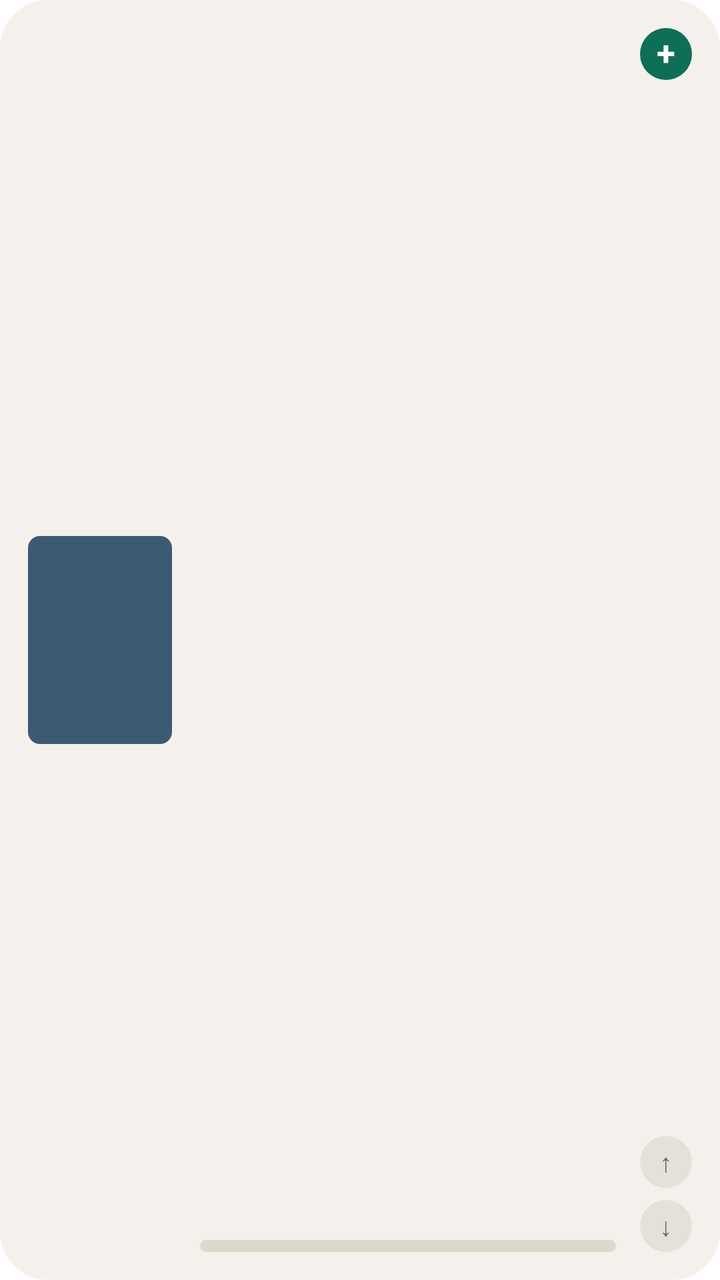
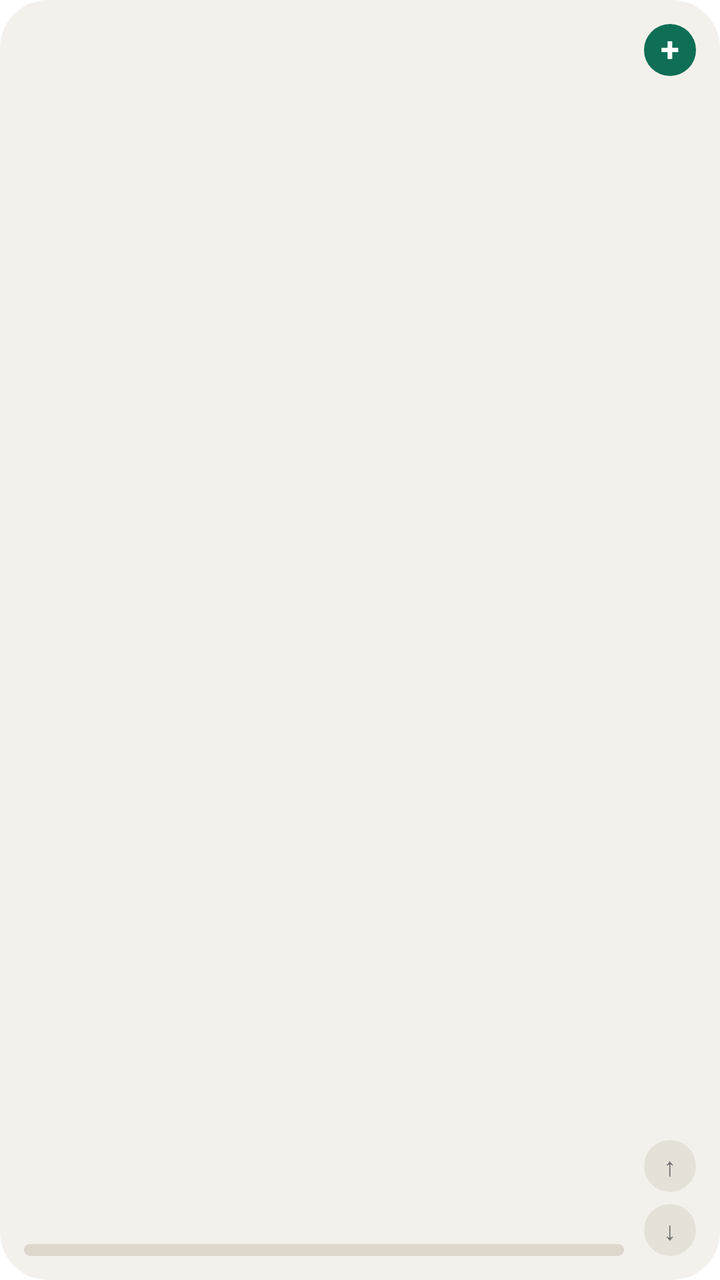

Screens rendered from an Android XML layout before and after an edit, with the pre-edit source and the edit as a unified diff.
<!-- AndroidManifest.xml: fallback theme Theme.MaterialComponents.DayNight.NoActionBar -->
<!-- res/layout/ww_widget_medium.xml -->
<?xml version="1.0" encoding="utf-8"?>
<LinearLayout xmlns:android="http://schemas.android.com/apk/res/android"
    android:id="@+id/ww_root"
    android:layout_width="match_parent"
    android:layout_height="match_parent"
    android:background="@drawable/ww_widget_bg"
    android:gravity="center_vertical"
    android:orientation="horizontal"
    android:padding="14dp">

    <FrameLayout
        android:id="@+id/ww_cover_box"
        android:layout_width="72dp"
        android:layout_height="104dp"
        android:background="@drawable/ww_cover_bg">

        <ImageView
            android:id="@+id/ww_cover_image"
            android:layout_width="match_parent"
            android:layout_height="match_parent"
            android:scaleType="fitXY"
            android:visibility="gone" />

        <TextView
            android:id="@+id/ww_cover_title"
            android:layout_width="match_parent"
            android:layout_height="match_parent"
            android:ellipsize="end"
            android:maxLines="5"
            android:padding="6dp"
            android:textColor="#FFFFFF"
            android:textSize="9sp"
            android:textStyle="bold" />
    </FrameLayout>

    <LinearLayout
        android:layout_width="0dp"
        android:layout_height="match_parent"
        android:layout_marginStart="14dp"
        android:layout_marginEnd="12dp"
        android:layout_weight="1"
        android:orientation="vertical">

        <TextView
            android:id="@+id/ww_title"
            android:layout_width="match_parent"
            android:layout_height="wrap_content"
            android:ellipsize="end"
            android:maxLines="2"
            android:textColor="@color/ww_on_surface"
            android:textSize="15sp"
            android:textStyle="bold" />

        <TextView
            android:id="@+id/ww_author"
            android:layout_width="match_parent"
            android:layout_height="wrap_content"
            android:layout_marginTop="2dp"
            android:ellipsize="end"
            android:maxLines="1"
            android:textColor="@color/ww_muted"
            android:textSize="11sp" />

        <FrameLayout
            android:layout_width="match_parent"
            android:layout_height="0dp"
            android:layout_weight="1" />

        <RelativeLayout
            android:layout_width="match_parent"
            android:layout_height="wrap_content">

            <TextView
                android:id="@+id/ww_stat_left"
                android:layout_width="wrap_content"
                android:layout_height="wrap_content"
                android:layout_alignParentStart="true"
                android:maxLines="1"
                android:textColor="@color/ww_muted"
                android:textSize="11sp" />

            <TextView
                android:id="@+id/ww_stat_right"
                android:layout_width="wrap_content"
                android:layout_height="wrap_content"
                android:layout_alignParentEnd="true"
                android:fontFamily="sans-serif-medium"
                android:maxLines="1"
                android:textColor="@color/ww_on_surface"
                android:textSize="11sp" />
        </RelativeLayout>

        <ProgressBar
            android:id="@+id/ww_progress"
            style="?android:attr/progressBarStyleHorizontal"
            android:layout_width="match_parent"
            android:layout_height="6dp"
            android:layout_marginTop="6dp"
            android:indeterminate="false"
            android:max="1000"
            android:maxHeight="6dp"
            android:minHeight="6dp"
            android:progress="0"
            android:progressDrawable="@drawable/ww_progress" />
    </LinearLayout>

    <LinearLayout
        android:layout_width="26dp"
        android:layout_height="match_parent"
        android:orientation="vertical">

        <TextView
            android:id="@+id/ww_btn_add"
            android:layout_width="26dp"
            android:layout_height="26dp"
            android:background="@drawable/ww_btn_primary"
            android:contentDescription="Add a book"
            android:gravity="center"
            android:includeFontPadding="false"
            android:text="+"
            android:textColor="@color/ww_on_primary"
            android:textSize="17sp"
            android:textStyle="bold" />

        <FrameLayout
            android:layout_width="match_parent"
            android:layout_height="0dp"
            android:layout_weight="1" />

        <TextView
            android:id="@+id/ww_btn_prev"
            android:layout_width="26dp"
            android:layout_height="26dp"
            android:background="@drawable/ww_btn_neutral"
            android:contentDescription="Previous book"
            android:gravity="center"
            android:includeFontPadding="false"
            android:text="&#8593;"
            android:textColor="@color/ww_muted"
            android:textSize="13sp" />

        <TextView
            android:id="@+id/ww_btn_next"
            android:layout_width="26dp"
            android:layout_height="26dp"
            android:layout_marginTop="6dp"
            android:background="@drawable/ww_btn_neutral"
            android:contentDescription="Next book"
            android:gravity="center"
            android:includeFontPadding="false"
            android:text="&#8595;"
            android:textColor="@color/ww_muted"
            android:textSize="13sp" />
    </LinearLayout>
</LinearLayout>
<!-- resources referenced by this layout -->
<resources>
  <color name="ww_muted">#6B6B6B</color>
  <color name="ww_on_primary">#FFFFFF</color>
  <color name="ww_on_surface">#1A1A1A</color>
  <!-- drawable ww_btn_neutral (drawable) -->
  <?xml version="1.0" encoding="utf-8"?>
  <shape xmlns:android="http://schemas.android.com/apk/res/android"
      android:shape="oval">
      <solid android:color="@color/ww_btn" />
  </shape>
  <!-- drawable ww_btn_primary (drawable) -->
  <?xml version="1.0" encoding="utf-8"?>
  <shape xmlns:android="http://schemas.android.com/apk/res/android"
      android:shape="oval">
      <solid android:color="@color/ww_primary" />
  </shape>
  <!-- drawable ww_cover_bg (drawable) -->
  <?xml version="1.0" encoding="utf-8"?>
  <shape xmlns:android="http://schemas.android.com/apk/res/android"
      android:shape="rectangle">
      <solid android:color="@color/ww_cover" />
      <corners android:radius="6dp" />
  </shape>
  <!-- drawable ww_progress (drawable) -->
  <?xml version="1.0" encoding="utf-8"?>
  <layer-list xmlns:android="http://schemas.android.com/apk/res/android">
      <item android:id="@android:id/background">
          <shape android:shape="rectangle">
              <solid android:color="@color/ww_track" />
              <corners android:radius="4dp" />
          </shape>
      </item>
      <item android:id="@android:id/progress">
          <clip>
              <shape android:shape="rectangle">
                  <solid android:color="@color/ww_primary" />
                  <corners android:radius="4dp" />
              </shape>
          </clip>
      </item>
  </layer-list>
  <!-- drawable ww_widget_bg (drawable) -->
  <?xml version="1.0" encoding="utf-8"?>
  <shape xmlns:android="http://schemas.android.com/apk/res/android"
      android:shape="rectangle">
      <solid android:color="@color/ww_widget_bg" />
      <corners android:radius="24dp" />
  </shape>
  <color name="ww_btn">#E6E1D8</color>
  <color name="ww_primary">#0F6E56</color>
  <color name="ww_cover">#3D5A73</color>
  <color name="ww_track">#DDD7CC</color>
  <color name="ww_widget_bg">#F4F1EC</color>
</resources>

<!-- the commit's change to res/layout/ww_widget_medium.xml (unified diff, before → after) -->
@@ -6,38 +6,21 @@
     android:background="@drawable/ww_widget_bg"
     android:gravity="center_vertical"
     android:orientation="horizontal"
-    android:padding="14dp">
+    android:padding="12dp">
 
-    <FrameLayout
-        android:id="@+id/ww_cover_box"
-        android:layout_width="72dp"
-        android:layout_height="104dp"
-        android:background="@drawable/ww_cover_bg">
-
-        <ImageView
-            android:id="@+id/ww_cover_image"
-            android:layout_width="match_parent"
-            android:layout_height="match_parent"
-            android:scaleType="fitXY"
-            android:visibility="gone" />
-
-        <TextView
-            android:id="@+id/ww_cover_title"
-            android:layout_width="match_parent"
-            android:layout_height="match_parent"
-            android:ellipsize="end"
-            android:maxLines="5"
-            android:padding="6dp"
-            android:textColor="#FFFFFF"
-            android:textSize="9sp"
-            android:textStyle="bold" />
-    </FrameLayout>
+    <ImageView
+        android:id="@+id/ww_cover_image"
+        android:layout_width="wrap_content"
+        android:layout_height="wrap_content"
+        android:layout_marginEnd="12dp"
+        android:contentDescription="Book cover"
+        android:scaleType="fitCenter"
+        android:visibility="gone" />
 
     <LinearLayout
         android:layout_width="0dp"
         android:layout_height="match_parent"
-        android:layout_marginStart="14dp"
-        android:layout_marginEnd="12dp"
+        android:layout_marginEnd="10dp"
         android:layout_weight="1"
         android:orientation="vertical">
 
@@ -71,15 +54,6 @@
             android:layout_height="wrap_content">
 
             <TextView
-                android:id="@+id/ww_stat_left"
-                android:layout_width="wrap_content"
-                android:layout_height="wrap_content"
-                android:layout_alignParentStart="true"
-                android:maxLines="1"
-                android:textColor="@color/ww_muted"
-                android:textSize="11sp" />
-
-            <TextView
                 android:id="@+id/ww_stat_right"
                 android:layout_width="wrap_content"
                 android:layout_height="wrap_content"
@@ -87,6 +61,18 @@
                 android:fontFamily="sans-serif-medium"
                 android:maxLines="1"
                 android:textColor="@color/ww_on_surface"
+                android:textSize="11sp" />
+
+            <TextView
+                android:id="@+id/ww_stat_left"
+                android:layout_width="wrap_content"
+                android:layout_height="wrap_content"
+                android:layout_alignParentStart="true"
+                android:layout_marginEnd="6dp"
+                android:layout_toStartOf="@id/ww_stat_right"
+                android:ellipsize="end"
+                android:maxLines="1"
+                android:textColor="@color/ww_muted"
                 android:textSize="11sp" />
         </RelativeLayout>
 
<!-- resource entries referenced after the edit -->
@@ -14,13 +14,6 @@
   <shape xmlns:android="http://schemas.android.com/apk/res/android"
       android:shape="oval">
       <solid android:color="@color/ww_primary" />
-  </shape>
-  <!-- drawable ww_cover_bg (drawable) -->
-  <?xml version="1.0" encoding="utf-8"?>
-  <shape xmlns:android="http://schemas.android.com/apk/res/android"
-      android:shape="rectangle">
-      <solid android:color="@color/ww_cover" />
-      <corners android:radius="6dp" />
   </shape>
   <!-- drawable ww_progress (drawable) -->
   <?xml version="1.0" encoding="utf-8"?>
@@ -49,7 +42,6 @@
   </shape>
   <color name="ww_btn">#E6E1D8</color>
   <color name="ww_primary">#0F6E56</color>
-  <color name="ww_cover">#3D5A73</color>
   <color name="ww_track">#DDD7CC</color>
   <color name="ww_widget_bg">#F4F1EC</color>
 </resources>
